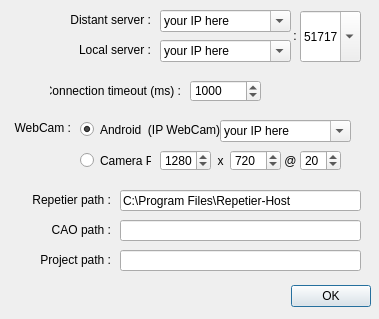
Qt form Prusa_TCP_Client/server_options.ui (ClementAbadie/Prusa_TCP_Client) before a commit.
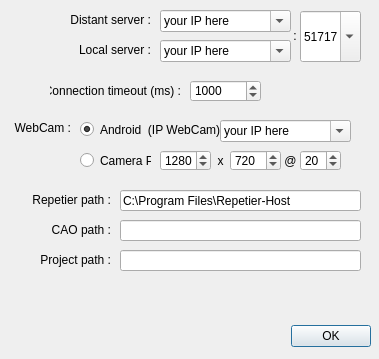
The same form after that commit.

Patch:
```diff
--- a/Prusa_TCP_Client/server_options.ui
+++ b/Prusa_TCP_Client/server_options.ui
@@ -10,7 +10,7 @@
     <x>0</x>
     <y>0</y>
     <width>379</width>
-    <height>319</height>
+    <height>359</height>
    </rect>
   </property>
   <property name="windowTitle">
@@ -23,7 +23,7 @@
    <property name="geometry">
     <rect>
      <x>10</x>
-     <y>280</y>
+     <y>320</y>
      <width>361</width>
      <height>32</height>
     </rect>
```
